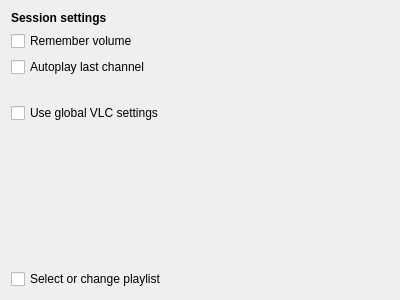
Before: the Qt Designer form src/ui/wizard/SettingsPage.ui in ntadej/tano, drawn with Qt 5.
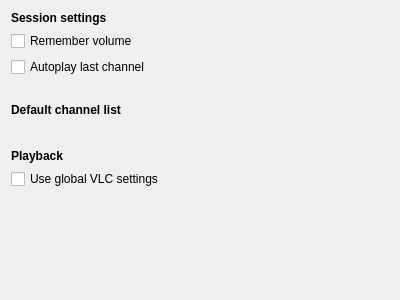
After: the same form once the commit is applied. Icons and pictures are not drawn. Custom widgets are drawn as their Qt base class.

What changed in the file:
```diff
--- a/src/ui/wizard/SettingsPage.ui
+++ b/src/ui/wizard/SettingsPage.ui
@@ -49,6 +49,30 @@
      </property>
     </widget>
    </item>
+   <item>
+    <widget class="QLabel" name="labelPlaylist">
+     <property name="text">
+      <string>&lt;b&gt;Default channel list&lt;/b&gt;</string>
+     </property>
+    </widget>
+   </item>
+   <item>
+    <widget class="BrowseWidget" name="playlist" native="true"/>
+   </item>
+   <item>
+    <widget class="QLabel" name="labelBreak2">
+     <property name="text">
+      <string/>
+     </property>
+    </widget>
+   </item>
+   <item>
+    <widget class="QLabel" name="labelPlayback">
+     <property name="text">
+      <string>&lt;b&gt;Playback&lt;/b&gt;</string>
+     </property>
+    </widget>
+   </item>
    <item>
     <widget class="QCheckBox" name="vlcCheckBox">
      <property name="text">
@@ -69,15 +93,16 @@
      </property>
     </spacer>
    </item>
-   <item>
-    <widget class="QCheckBox" name="playlistCheckBox">
-     <property name="text">
-      <string>Select or change playlist</string>
-     </property>
-    </widget>
-   </item>
   </layout>
  </widget>
+ <customwidgets>
+  <customwidget>
+   <class>BrowseWidget</class>
+   <extends>QWidget</extends>
+   <header>ui/core/BrowseWidget.h</header>
+   <container>1</container>
+  </customwidget>
+ </customwidgets>
  <resources>
   <include location="../../../data/logo.qrc"/>
  </resources>
```
